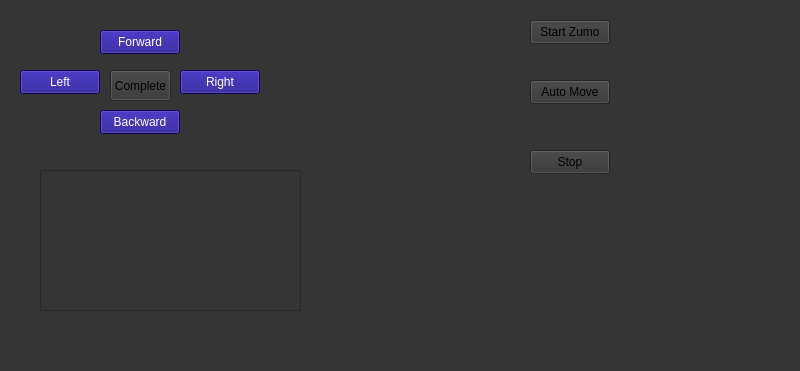
charles3019/zumo-assignment-, file assisment_GUI/mainwindow.ui: the form before one commit; both pictures show x 0 to 800 and y 0 to 371 of the 800 by 600 pixel window.
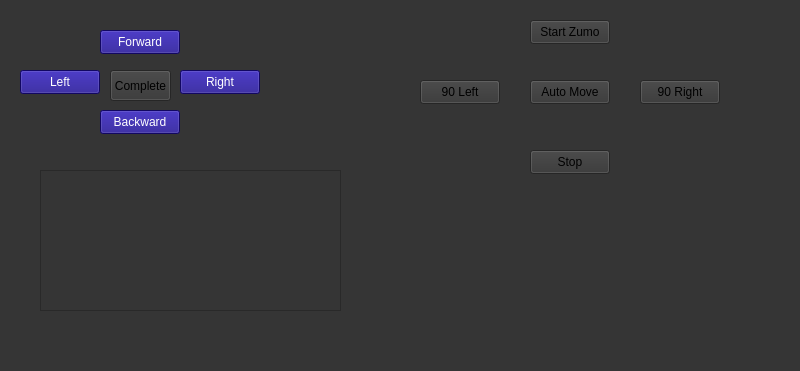
The form after the commit.

Diff of the .ui file:
```diff
--- a/assisment_GUI/mainwindow.ui
+++ b/assisment_GUI/mainwindow.ui
@@ -142,11 +142,37 @@
      <rect>
       <x>40</x>
       <y>170</y>
-      <width>261</width>
+      <width>301</width>
       <height>141</height>
      </rect>
     </property>
    </widget>
+   <widget class="QPushButton" name="pushButton_9">
+    <property name="geometry">
+     <rect>
+      <x>640</x>
+      <y>80</y>
+      <width>80</width>
+      <height>24</height>
+     </rect>
+    </property>
+    <property name="text">
+     <string>90 Right</string>
+    </property>
+   </widget>
+   <widget class="QPushButton" name="pushButton_10">
+    <property name="geometry">
+     <rect>
+      <x>420</x>
+      <y>80</y>
+      <width>80</width>
+      <height>24</height>
+     </rect>
+    </property>
+    <property name="text">
+     <string>90 Left</string>
+    </property>
+   </widget>
   </widget>
   <widget class="QMenuBar" name="menubar">
    <property name="geometry">
```
